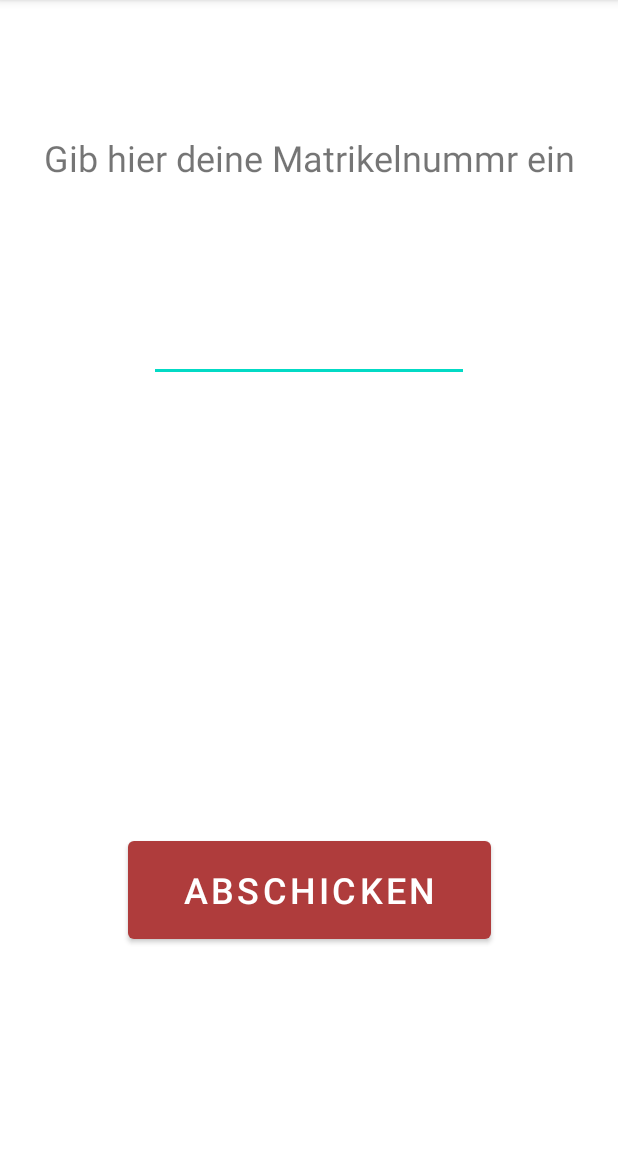
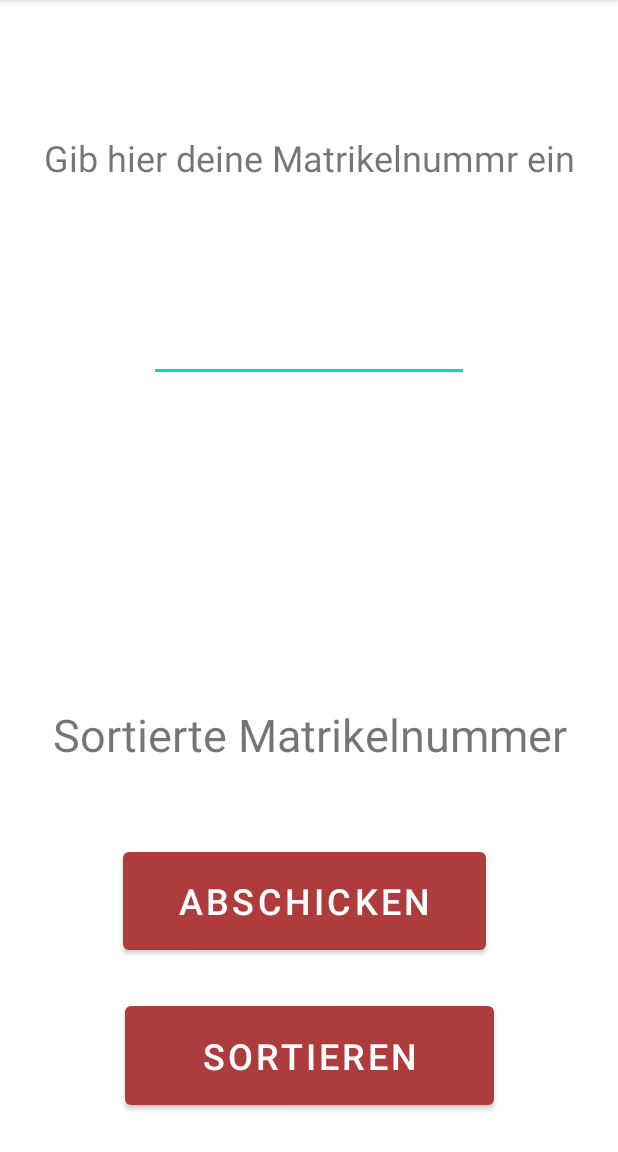
Before and after one commit to johannwriesnig/SE2_Einzelbeispiel, an Android app: the screen it shows after launch (MainActivity), after a tap on "ABSCHICKEN", on a phone screen of 412 x 824 dp, the part 84-1236 px from its top. Run offline under Robolectric (Android 15) with nearby library versions, the phone set to English and light mode, and no system bars.

Commit message:
Aufgabe 2.2 implemented

```diff
--- a/src/main/java/com/example/se2_einzelbeispiel/MainActivity.java
+++ b/src/main/java/com/example/se2_einzelbeispiel/MainActivity.java
@@ -6,12 +6,14 @@ import android.os.Bundle;
 import android.view.Gravity;
 import android.view.View;
 import android.widget.Button;
-import android.widget.EditText;
 import android.widget.TextView;
 
-import java.io.IOException;
+import java.lang.reflect.Array;
+import java.util.Arrays;
 
 public class MainActivity extends AppCompatActivity {
+    private int[] matrikelNummer;
+    private TextView inputField;
 
     @Override
     protected void onCreate(Bundle savedInstanceState) {
@@ -22,13 +24,28 @@ public class MainActivity extends AppCompatActivity {
         view1.setText("Gib hier deine Matrikelnummr ein");
         view1.setGravity(Gravity.CENTER);
 
-        TextView view2 = findViewById(R.id.textView3);
-        view2.setText("Antwort vom Server");
-        view2.setGravity(Gravity.CENTER);
+        TextView serverMessageField = findViewById(R.id.serverMessage);
+        serverMessageField.setText("Antwort vom Server");
+        serverMessageField.setGravity(Gravity.CENTER);
 
-        TextView inputField = findViewById(R.id.editTextNumber);
+        TextView sortedNumbersField = findViewById(R.id.sortedNumbers);
+        sortedNumbersField.setText("Sortierte Matrikelnummer");
+        sortedNumbersField.setGravity(Gravity.CENTER);
 
-        Button abschickenButton = findViewById(R.id.button);
+        inputField = findViewById(R.id.inputField);
+
+        Button sortierenButton = findViewById(R.id.sortButton);
+        sortierenButton.setText("Sortieren");
+        sortierenButton.setOnClickListener(new View.OnClickListener() {
+            @Override
+            public void onClick(View v) {
+                sortedNumbersField.setText(String.valueOf(getSortedMatrikelNummer()));
+                sortedNumbersField.setTextSize(18);
+                sortedNumbersField.setGravity(Gravity.CENTER);
+            }
+        });
+
+        Button abschickenButton = findViewById(R.id.sendButton);
         abschickenButton.setText("Abschicken");
         abschickenButton.setOnClickListener(new View.OnClickListener() {
             @Override
@@ -44,11 +61,79 @@ public class MainActivity extends AppCompatActivity {
                     e.printStackTrace();
                 }
                 outputString = client.getServerCalculation();
-                view2.setText(outputString);
-                view2.setTextSize(18);
-                view2.setGravity(Gravity.CENTER);
+                serverMessageField.setText(outputString);
+                serverMessageField.setTextSize(18);
+                serverMessageField.setGravity(Gravity.CENTER);
             }
         });
 
     }
+
+    public int getSortedMatrikelNummer(){
+        matrikelNummer = new int[inputField.getText().length()];
+
+        for (int i = 0; i < matrikelNummer.length; i++) {
+            matrikelNummer[i] = Integer.parseInt(String.valueOf(inputField.getText().charAt(i)));
+        }
+
+        groupByOddAndEvenNumbers(matrikelNummer);
+        sortEvenNumbers(matrikelNummer);
+        sortOddNumbers(matrikelNummer);
+
+        return getNumberOutOfArray(matrikelNummer);
+
+    }
+
+    public int getNumberOutOfArray(int[] array){
+        int number=0;
+        for(int i=0; i<array.length;i++){
+            number+=array[i];
+            if(i==array.length-1)break;
+            number*=10;
+        }
+        return number;
+    }
+
+    public void groupByOddAndEvenNumbers(int[] array){
+        for (int i = 0; i < array.length; i++) {
+        int currentDigit = array[i];
+        if (currentDigit % 2 != 0) {
+            int j = array.length - 1;
+            while (j > i) {
+                if (array[j] % 2 == 0) {
+                    int aux = array[j];
+                    array[j] = currentDigit;
+                    array[i] = aux;
+                    break;
+                }
+                j--;
+            }
+        }
+    }}
+
+    public void sortEvenNumbers(int [] array){
+        for (int i = 0; i < array.length; i++) {
+            int currentDigit = array[i];
+            if(currentDigit%2!=0)break;
+            int j = i;
+            while (j > 0 && currentDigit <= array[j - 1]) {
+                array[j] = array[j - 1];
+                j--;
+            }
+            array[j] = currentDigit;
+        }
+    }
+    public void sortOddNumbers(int [] array){
+        for (int i = array.length-1; i > 0; i--) {
+            int currentDigit = array[i];
+            if(currentDigit%2==0)break;
+            int j = i;
+            while (j < array.length-1 && currentDigit >= array[j + 1]) {
+                array[j] = array[j + 1];
+                j++;
+            }
+            array[j] = currentDigit;
+        }
+    }
+
 }
--- a/src/main/res/layout/activity_main.xml
+++ b/src/main/res/layout/activity_main.xml
@@ -7,15 +7,17 @@
     tools:context=".MainActivity">
 
     <Button
-        android:id="@+id/button"
+        android:id="@+id/sendButton"
         android:layout_width="242dp"
         android:layout_height="77dp"
         android:textSize="24sp"
         app:backgroundTint="#AF3C3C"
         app:layout_constraintBottom_toBottomOf="parent"
         app:layout_constraintEnd_toEndOf="parent"
+        app:layout_constraintHorizontal_bias="0.483"
         app:layout_constraintStart_toStartOf="parent"
-        app:layout_constraintTop_toBottomOf="@+id/textView3"
+        app:layout_constraintTop_toBottomOf="@+id/serverMessage"
+        app:layout_constraintVertical_bias="0.529"
         tools:text="Abschicken" />
 
     <TextView
@@ -24,25 +26,25 @@
         android:layout_height="63dp"
         android:textAllCaps="false"
         android:textSize="24sp"
-        app:layout_constraintBottom_toTopOf="@+id/editTextNumber"
+        app:layout_constraintBottom_toTopOf="@+id/inputField"
         app:layout_constraintEnd_toEndOf="parent"
         app:layout_constraintStart_toStartOf="parent"
         app:layout_constraintTop_toTopOf="parent"
         tools:text="    Gib deine Matrikelnummer ein" />
 
     <EditText
-        android:id="@+id/editTextNumber"
+        android:id="@+id/inputField"
         android:layout_width="wrap_content"
         android:layout_height="wrap_content"
         android:layout_marginBottom="96dp"
         android:ems="10"
         android:inputType="number"
-        app:layout_constraintBottom_toTopOf="@+id/textView3"
+        app:layout_constraintBottom_toTopOf="@+id/serverMessage"
         app:layout_constraintEnd_toEndOf="parent"
         app:layout_constraintStart_toStartOf="parent" />
 
     <TextView
-        android:id="@+id/textView3"
+        android:id="@+id/serverMessage"
         android:layout_width="289dp"
         android:layout_height="67dp"
         android:textSize="30sp"
@@ -52,4 +54,27 @@
         app:layout_constraintTop_toTopOf="parent"
         tools:text="  Antwort vom Server" />
 
+    <Button
+        android:id="@+id/sortButton"
+        android:layout_width="246dp"
+        android:layout_height="78dp"
+        android:textSize="24sp"
+        app:backgroundTint="#AF3C3C"
+        app:layout_constraintBottom_toBottomOf="parent"
+        app:layout_constraintEnd_toEndOf="parent"
+        app:layout_constraintStart_toStartOf="parent"
+        app:layout_constraintTop_toBottomOf="@+id/sendButton"
+        tools:text="Sortieren" />
+
+    <TextView
+        android:id="@+id/sortedNumbers"
+        android:layout_width="374dp"
+        android:layout_height="52dp"
+        android:textSize="30sp"
+        app:layout_constraintBottom_toTopOf="@+id/sendButton"
+        app:layout_constraintEnd_toEndOf="parent"
+        app:layout_constraintStart_toStartOf="parent"
+        app:layout_constraintTop_toBottomOf="@+id/serverMessage"
+        tools:text="Sortierte Matrikelnummer" />
+
 </androidx.constraintlayout.widget.ConstraintLayout>
```
